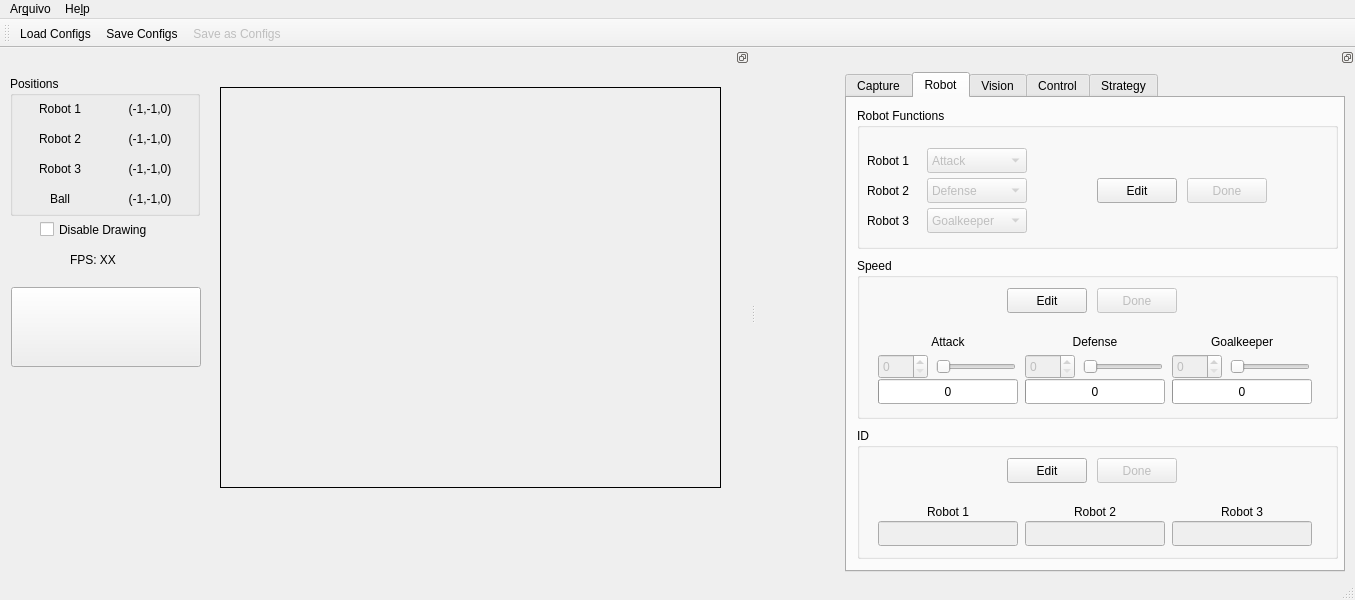
Qt form interface/mainwindow.ui (PEQUI-MEC/PY-VSSS-INF) before a commit.
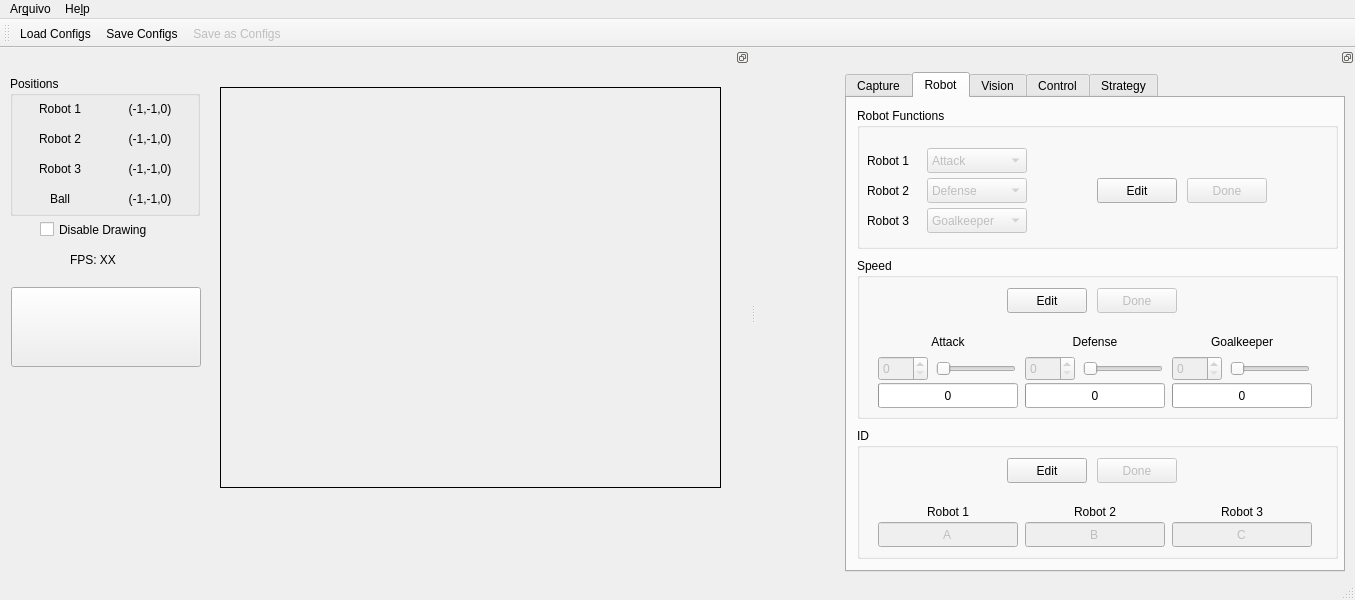
The same form after that commit. The open tabs and pages were chosen to show the change. Icons and pictures are not drawn.

Diff of the .ui file:
```diff
--- a/interface/mainwindow.ui
+++ b/interface/mainwindow.ui
@@ -1784,7 +1784,7 @@
           <x>9</x>
           <y>60</y>
           <width>461</width>
-          <height>91</height>
+          <height>97</height>
          </rect>
         </property>
         <layout class="QHBoxLayout" name="horizontalLayout">
@@ -2228,7 +2228,7 @@
           <x>9</x>
           <y>60</y>
           <width>461</width>
-          <height>60</height>
+          <height>62</height>
          </rect>
         </property>
         <layout class="QHBoxLayout" name="horizontalLayourRobotID">
@@ -2273,6 +2273,9 @@
                <height>25</height>
               </size>
              </property>
+             <property name="text">
+              <string>A</string>
+             </property>
              <property name="alignment">
               <set>Qt::AlignCenter</set>
              </property>
@@ -2321,6 +2324,9 @@
                <height>25</height>
               </size>
              </property>
+             <property name="text">
+              <string>B</string>
+             </property>
              <property name="alignment">
               <set>Qt::AlignCenter</set>
              </property>
@@ -2369,6 +2375,9 @@
                <height>25</height>
               </size>
              </property>
+             <property name="text">
+              <string>C</string>
+             </property>
              <property name="alignment">
               <set>Qt::AlignCenter</set>
              </property>
```
Left out of the diff: 12 changed lines with no effect on the pictures.
